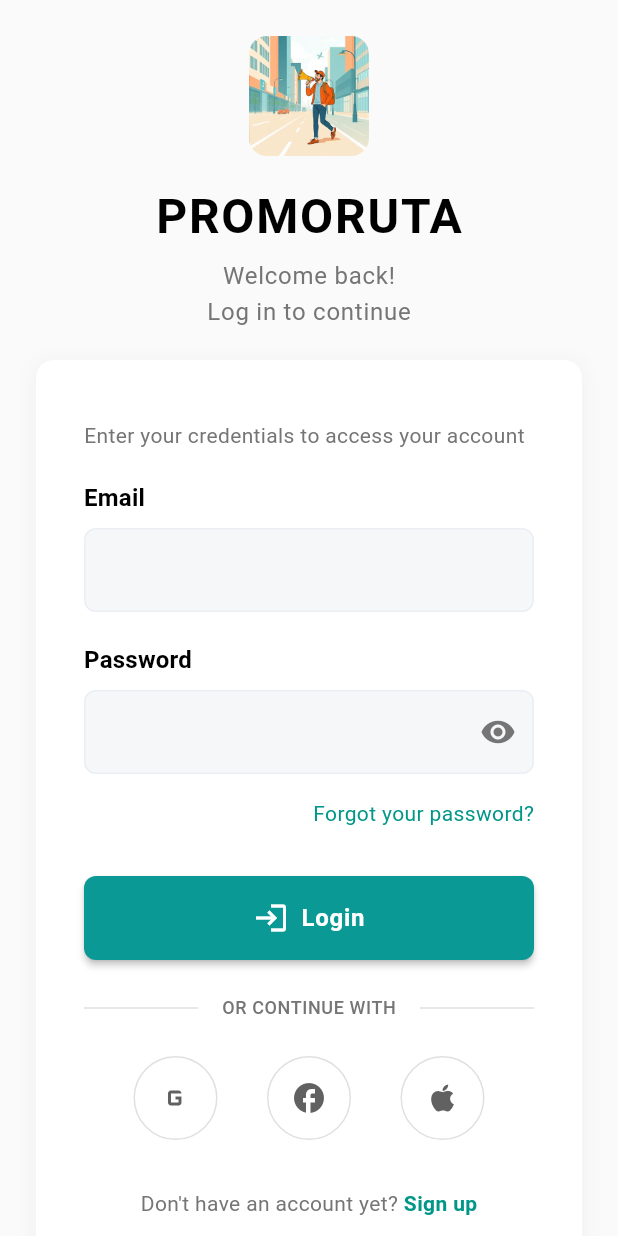
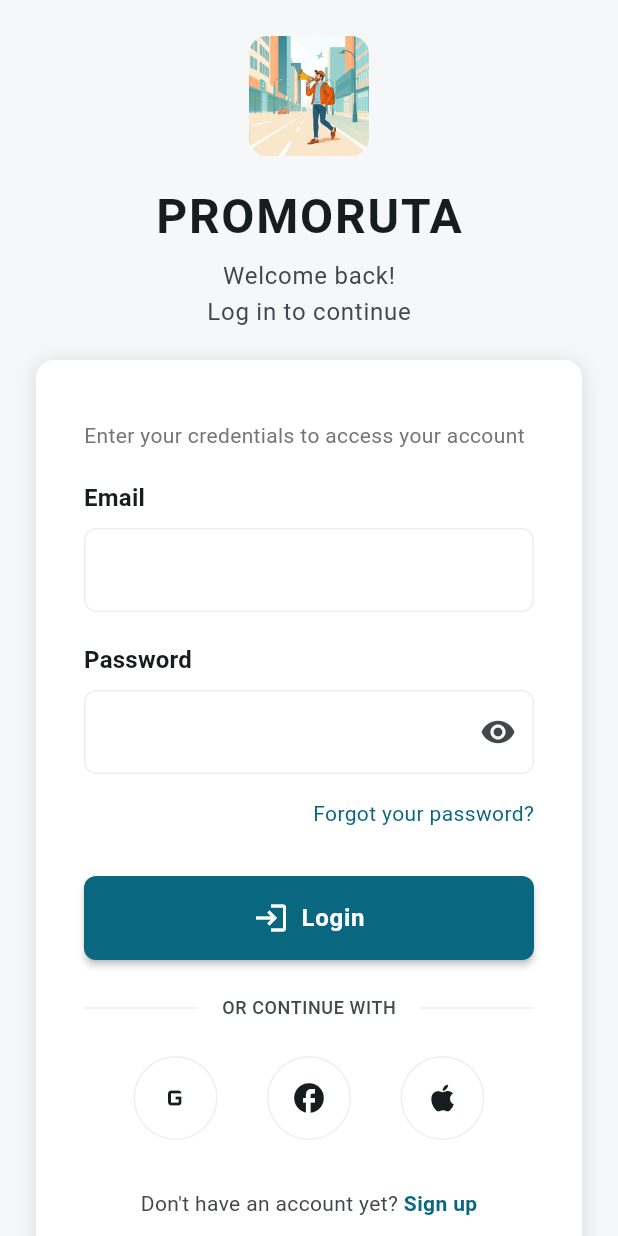
Before and after one commit to tr3scafesforge-cloud/promoruta-mobile, a Flutter app: the Login screen opened by its route, on a phone screen of 412 x 824 dp. Run offline on Flutter 3.47's test engine with Material 3 defaults, Android fonts, the light colour scheme and no system bars; our stand-ins replace connectivity_plus, dio, drift, flutter_riverpod, go_router, google_fonts and 4 more; accounts and stored records are empty; generated files the repository leaves out were written again.

Commit message:
Add login page into global app theming

```diff
--- a/lib/features/auth/login.dart
+++ b/lib/features/auth/login.dart
@@ -29,7 +29,7 @@ class _LoginState extends State<Login> {
   @override
   Widget build(BuildContext context) {
     return Scaffold(
-      backgroundColor: Colors.grey[50],
+      backgroundColor: Theme.of(context).scaffoldBackgroundColor,
       body: SafeArea(
         child: SingleChildScrollView(
           child: Padding(
@@ -61,7 +61,7 @@ class _LoginState extends State<Login> {
                           Theme.of(context).textTheme.headlineLarge?.copyWith(
                                 fontWeight: FontWeight.bold,
                                 fontSize: 32,
-                                color: Colors.black,
+                                color: Theme.of(context).colorScheme.onSurface,
                                 letterSpacing: 1.2,
                               ),
                     ),
@@ -69,14 +69,14 @@ class _LoginState extends State<Login> {
                     Text(
                       AppLocalizations.of(context).welcomeBack,
                       style: Theme.of(context).textTheme.bodyLarge?.copyWith(
-                            color: Colors.grey[600],
+                            color: Theme.of(context).colorScheme.onSurfaceVariant,
                             fontSize: 16,
                           ),
                     ),
                     Text(
                       AppLocalizations.of(context).loginToContinue,
                       style: Theme.of(context).textTheme.bodyLarge?.copyWith(
-                            color: Colors.grey[600],
+                            color: Theme.of(context).colorScheme.onSurfaceVariant,
                             fontSize: 16,
                           ),
                     ),
@@ -88,13 +88,11 @@ class _LoginState extends State<Login> {
                 Container(
                   padding: const EdgeInsets.all(32.0),
                   decoration: BoxDecoration(
-                    color: Colors.white,
+                    color: Theme.of(context).colorScheme.surface,
                     borderRadius: BorderRadius.circular(12),
                     boxShadow: [
                       BoxShadow(
-                        color: Colors.grey.withValues(
-                          alpha: .1,
-                        ),
+                        color: Theme.of(context).colorScheme.shadow.withValues(alpha: 0.1),
                         spreadRadius: 1,
                         blurRadius: 10,
                         offset: const Offset(0, 2),
@@ -127,7 +125,7 @@ class _LoginState extends State<Login> {
                                   .titleMedium
                                   ?.copyWith(
                                     fontWeight: FontWeight.bold,
-                                    color: Colors.black,
+                                    color: Theme.of(context).colorScheme.onSurface,
                                   ),
                             ),
                             const SizedBox(height: 8),
@@ -136,23 +134,23 @@ class _LoginState extends State<Login> {
                               keyboardType: TextInputType.emailAddress,
                               decoration: InputDecoration(
                                 filled: true,
-                                fillColor: AppColors.primary,
+                                fillColor: Theme.of(context).colorScheme.surface,
                                 border: OutlineInputBorder(
                                   borderRadius: BorderRadius.circular(8),
                                   borderSide: BorderSide(
-                                    color: AppColors.grayLightStroke,
+                                    color: Theme.of(context).colorScheme.outline,
                                   ),
                                 ),
                                 enabledBorder: OutlineInputBorder(
                                   borderRadius: BorderRadius.circular(8),
                                   borderSide: BorderSide(
-                                    color: AppColors.grayLightStroke,
+                                    color: Theme.of(context).colorScheme.outline,
                                   ),
                                 ),
                                 focusedBorder: OutlineInputBorder(
                                   borderRadius: BorderRadius.circular(8),
-                                  borderSide: const BorderSide(
-                                    color: AppColors.secondary,
+                                  borderSide: BorderSide(
+                                    color: Theme.of(context).colorScheme.primary,
                                     width: 2,
                                   ),
                                 ),
@@ -189,7 +187,7 @@ class _LoginState extends State<Login> {
                                   .titleMedium
                                   ?.copyWith(
                                     fontWeight: FontWeight.bold,
-                                    color: Colors.black,
+                                    color: Theme.of(context).colorScheme.onSurface,
                                   ),
                             ),
                             const SizedBox(height: 8),
@@ -198,23 +196,23 @@ class _LoginState extends State<Login> {
                               obscureText: _obscurePassword,
                               decoration: InputDecoration(
                                 filled: true,
-                                fillColor: AppColors.primary,
+                                fillColor: Theme.of(context).colorScheme.surface,
                                 border: OutlineInputBorder(
                                   borderRadius: BorderRadius.circular(8),
                                   borderSide: BorderSide(
-                                    color: AppColors.grayLightStroke,
+                                    color: Theme.of(context).colorScheme.outline,
                                   ),
                                 ),
                                 enabledBorder: OutlineInputBorder(
                                   borderRadius: BorderRadius.circular(8),
                                   borderSide: BorderSide(
-                                    color: AppColors.grayLightStroke,
+                                    color: Theme.of(context).colorScheme.outline,
                                   ),
                                 ),
                                 focusedBorder: OutlineInputBorder(
                                   borderRadius: BorderRadius.circular(8),
-                                  borderSide: const BorderSide(
-                                    color: AppColors.secondary,
+                                  borderSide: BorderSide(
+                                    color: Theme.of(context).colorScheme.primary,
                                     width: 2,
                                   ),
                                 ),
@@ -223,7 +221,7 @@ class _LoginState extends State<Login> {
                                     _obscurePassword
                                         ? Icons.visibility
                                         : Icons.visibility_off,
-                                    color: AppColors.textSecondary,
+                                    color: Theme.of(context).colorScheme.onSurfaceVariant,
                                   ),
                                   onPressed: () {
                                     setState(() {
@@ -270,7 +268,7 @@ class _LoginState extends State<Login> {
                                   .textTheme
                                   .bodyMedium
                                   ?.copyWith(
-                                    color: Colors.teal,
+                                    color: Theme.of(context).colorScheme.primary,
                                   ),
                             ),
                           ),
@@ -281,10 +279,10 @@ class _LoginState extends State<Login> {
                         SizedBox(
                           width: double.infinity,
                           child: ElevatedButton.icon(
-                            icon: const Icon(
+                            icon: Icon(
                               Icons.login,
                               size: 24,
-                              color: Colors.white,
+                              color: Theme.of(context).colorScheme.onPrimary,
                             ),
                             iconAlignment: IconAlignment.start,
                             onPressed: () {
@@ -298,8 +296,8 @@ class _LoginState extends State<Login> {
                               }
                             },
                             style: ElevatedButton.styleFrom(
-                              backgroundColor: AppColors.secondary,
-                              foregroundColor: Colors.white,
+                              backgroundColor: Theme.of(context).colorScheme.primary,
+                              foregroundColor: Theme.of(context).colorScheme.onPrimary,
                               padding: const EdgeInsets.symmetric(vertical: 16),
                               shape: RoundedRectangleBorder(
                                 borderRadius: BorderRadius.circular(8),
@@ -313,7 +311,7 @@ class _LoginState extends State<Login> {
                                   .bodyLarge
                                   ?.copyWith(
                                     fontWeight: FontWeight.w600,
-                                    color: Colors.white,
+                                    color: Theme.of(context).colorScheme.onPrimary,
                                   ),
                             ),
                           ),
@@ -323,7 +321,7 @@ class _LoginState extends State<Login> {
                         // Divider
                         Row(
                           children: [
-                            Expanded(child: Divider(color: Colors.grey[300])),
+                            Expanded(child: Divider(color: Theme.of(context).dividerColor)),
                             Padding(
                               padding:
                                   const EdgeInsets.symmetric(horizontal: 16),
@@ -333,12 +331,12 @@ class _LoginState extends State<Login> {
                                     .textTheme
                                     .bodySmall
                                     ?.copyWith(
-                                      color: Colors.grey[600],
+                                      color: Theme.of(context).colorScheme.onSurfaceVariant,
                                       fontWeight: FontWeight.w500,
                                     ),
                               ),
                             ),
-                            Expanded(child: Divider(color: Colors.grey[300])),
+                            Expanded(child: Divider(color: Theme.of(context).dividerColor)),
                           ],
                         ),
                         const SizedBox(height: 24),
@@ -379,7 +377,7 @@ class _LoginState extends State<Login> {
                                   .textTheme
                                   .bodyMedium
                                   ?.copyWith(
-                                    color: Colors.grey[600],
+                                    color: Theme.of(context).colorScheme.onSurfaceVariant,
                                   ),
                             ),
                             TextButton(
@@ -397,7 +395,7 @@ class _LoginState extends State<Login> {
                                     .textTheme
                                     .bodyMedium
                                     ?.copyWith(
-                                      color: Colors.teal,
+                                      color: Theme.of(context).colorScheme.primary,
                                       fontWeight: FontWeight.w600,
                                     ),
                               ),
@@ -432,7 +430,7 @@ class _SocialLoginButton extends StatelessWidget {
       width: 56,
       height: 56,
       decoration: BoxDecoration(
-        border: Border.all(color: Colors.grey[300]!),
+        border: Border.all(color: Theme.of(context).colorScheme.outline),
         borderRadius: BorderRadius.circular(28),
       ),
       child: IconButton(
@@ -440,7 +438,7 @@ class _SocialLoginButton extends StatelessWidget {
         icon: Icon(
           icon,
           size: 24,
-          color: Colors.grey[700],
+          color: Theme.of(context).colorScheme.onSurface,
         ),
       ),
     );
```
